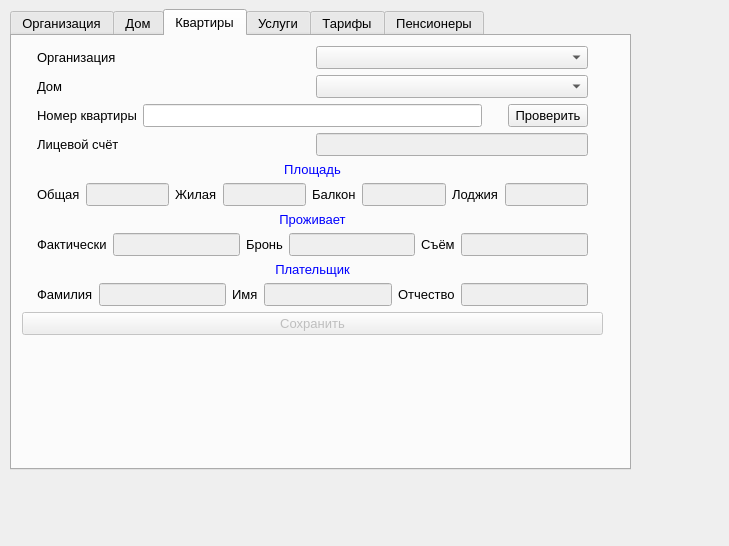
This is adminwindow.ui in MartovKot/ZHSK as Qt 5 draws it before an edit. The edited form follows.
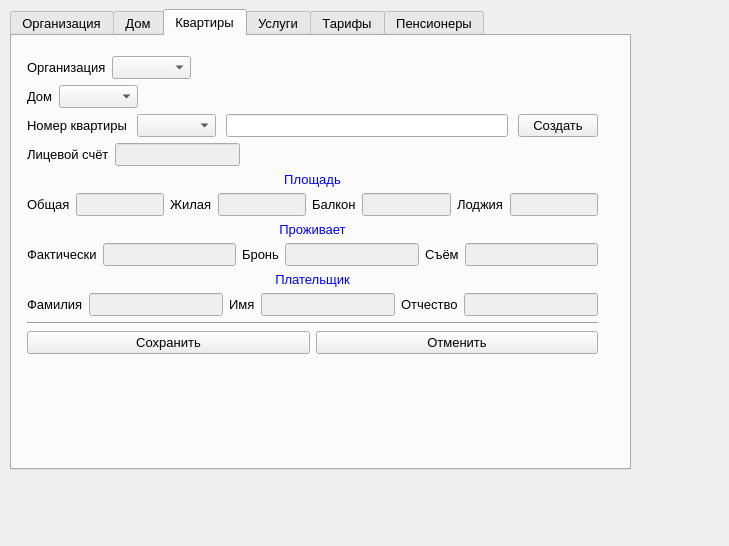
This is the edited form. The open tabs and pages were chosen to show the change.

The edit to the form file:
```diff
--- a/adminwindow.ui
+++ b/adminwindow.ui
@@ -397,28 +397,21 @@
           <x>10</x>
           <y>10</y>
           <width>581</width>
-          <height>359</height>
+          <height>379</height>
          </rect>
         </property>
         <layout class="QVBoxLayout" name="verticalLayout_2">
+         <property name="leftMargin">
+          <number>5</number>
+         </property>
+         <property name="topMargin">
+          <number>10</number>
+         </property>
+         <property name="rightMargin">
+          <number>5</number>
+         </property>
          <item>
           <layout class="QHBoxLayout" name="horizontalLayout_4">
-           <item>
-            <spacer name="horizontalSpacer_16">
-             <property name="orientation">
-              <enum>Qt::Horizontal</enum>
-             </property>
-             <property name="sizeType">
-              <enum>QSizePolicy::Fixed</enum>
-             </property>
-             <property name="sizeHint" stdset="0">
-              <size>
-               <width>15</width>
-               <height>20</height>
-              </size>
-             </property>
-            </spacer>
-           </item>
            <item>
             <widget class="QLabel" name="label_4">
              <property name="text">
@@ -434,12 +427,9 @@
              <property name="orientation">
               <enum>Qt::Horizontal</enum>
              </property>
-             <property name="sizeType">
-              <enum>QSizePolicy::Fixed</enum>
-             </property>
              <property name="sizeHint" stdset="0">
               <size>
-               <width>15</width>
+               <width>40</width>
                <height>20</height>
               </size>
              </property>
@@ -449,22 +439,6 @@
          </item>
          <item>
           <layout class="QHBoxLayout" name="horizontalLayout_5">
-           <item>
-            <spacer name="horizontalSpacer_15">
-             <property name="orientation">
-              <enum>Qt::Horizontal</enum>
-             </property>
-             <property name="sizeType">
-              <enum>QSizePolicy::Fixed</enum>
-             </property>
-             <property name="sizeHint" stdset="0">
-              <size>
-               <width>15</width>
-               <height>20</height>
-              </size>
-             </property>
-            </spacer>
-           </item>
            <item>
             <widget class="QLabel" name="label_5">
              <property name="text">
@@ -476,85 +450,13 @@
             <widget class="QComboBox" name="cmBx_Home_on_App"/>
            </item>
            <item>
-            <spacer name="horizontalSpacer_17">
-             <property name="orientation">
-              <enum>Qt::Horizontal</enum>
-             </property>
-             <property name="sizeType">
-              <enum>QSizePolicy::Fixed</enum>
-             </property>
-             <property name="sizeHint" stdset="0">
-              <size>
-               <width>15</width>
-               <height>20</height>
-              </size>
-             </property>
-            </spacer>
-           </item>
-          </layout>
-         </item>
-         <item>
-          <layout class="QHBoxLayout" name="horizontalLayout_7">
-           <item>
-            <spacer name="horizontalSpacer_13">
-             <property name="orientation">
-              <enum>Qt::Horizontal</enum>
-             </property>
-             <property name="sizeType">
-              <enum>QSizePolicy::Fixed</enum>
-             </property>
-             <property name="sizeHint" stdset="0">
-              <size>
-               <width>15</width>
-               <height>20</height>
-              </size>
-             </property>
-            </spacer>
-           </item>
-           <item>
-            <widget class="QLabel" name="label_11">
-             <property name="text">
-              <string>Номер квартиры</string>
-             </property>
-            </widget>
-           </item>
-           <item>
-            <widget class="QLineEdit" name="lEd_NumApp"/>
-           </item>
-           <item>
             <spacer name="horizontalSpacer_4">
              <property name="orientation">
               <enum>Qt::Horizontal</enum>
              </property>
-             <property name="sizeType">
-              <enum>QSizePolicy::Maximum</enum>
-             </property>
              <property name="sizeHint" stdset="0">
               <size>
-               <width>20</width>
-               <height>20</height>
-              </size>
-             </property>
-            </spacer>
-           </item>
-           <item>
-            <widget class="QPushButton" name="pBtn_Verify">
-             <property name="text">
-              <string>Проверить</string>
-             </property>
-            </widget>
-           </item>
-           <item>
-            <spacer name="horizontalSpacer_14">
-             <property name="orientation">
-              <enum>Qt::Horizontal</enum>
-             </property>
-             <property name="sizeType">
-              <enum>QSizePolicy::Fixed</enum>
-             </property>
-             <property name="sizeHint" stdset="0">
-              <size>
-               <width>15</width>
+               <width>40</width>
                <height>20</height>
               </size>
              </property>
@@ -566,22 +468,37 @@
           <layout class="QVBoxLayout" name="verticalLayout_7">
            <item>
             <layout class="QHBoxLayout" name="horizontalLayout_10">
+             <property name="spacing">
+              <number>10</number>
+             </property>
              <item>
-              <spacer name="horizontalSpacer_9">
-               <property name="orientation">
-                <enum>Qt::Horizontal</enum>
-               </property>
-               <property name="sizeType">
-                <enum>QSizePolicy::Fixed</enum>
-               </property>
-               <property name="sizeHint" stdset="0">
-                <size>
-                 <width>15</width>
-                 <height>20</height>
-                </size>
-               </property>
-              </spacer>
+              <layout class="QHBoxLayout" name="horizontalLayout_7">
+               <item>
+                <widget class="QLabel" name="label_11">
+                 <property name="text">
+                  <string>Номер квартиры</string>
+                 </property>
+                </widget>
+               </item>
+               <item>
+                <widget class="QComboBox" name="cmBx_NumAp_on_Apartament"/>
+               </item>
+               <item>
+                <widget class="QLineEdit" name="lEd_NumApart_onApart"/>
+               </item>
+               <item>
+                <widget class="QPushButton" name="pBtn_NewApartament">
+                 <property name="text">
+                  <string>Создать</string>
+                 </property>
+                </widget>
+               </item>
+              </layout>
              </item>
+            </layout>
+           </item>
+           <item>
+            <layout class="QHBoxLayout" name="horizontalLayout_21">
              <item>
               <widget class="QLabel" name="label_20">
                <property name="text">
@@ -603,16 +520,13 @@
               </widget>
              </item>
              <item>
-              <spacer name="horizontalSpacer_8">
+              <spacer name="horizontalSpacer_5">
                <property name="orientation">
                 <enum>Qt::Horizontal</enum>
                </property>
-               <property name="sizeType">
-                <enum>QSizePolicy::Fixed</enum>
-               </property>
                <property name="sizeHint" stdset="0">
                 <size>
-                 <width>15</width>
+                 <width>40</width>
                  <height>20</height>
                 </size>
                </property>
@@ -701,22 +615,6 @@
              </item>
              <item>
               <layout class="QHBoxLayout" name="horizontalLayout_8">
-               <item>
-                <spacer name="horizontalSpacer_10">
-                 <property name="orientation">
-                  <enum>Qt::Horizontal</enum>
-                 </property>
-                 <property name="sizeType">
-                  <enum>QSizePolicy::Fixed</enum>
-                 </property>
-                 <property name="sizeHint" stdset="0">
-                  <size>
-                   <width>15</width>
-                   <height>20</height>
-                  </size>
-                 </property>
-                </spacer>
-               </item>
                <item>
                 <widget class="QLabel" name="label_13">
                  <property name="text">
@@ -776,22 +674,6 @@
                  </property>
                 </widget>
                </item>
-               <item>
-                <spacer name="horizontalSpacer_7">
-                 <property name="orientation">
-                  <enum>Qt::Horizontal</enum>
-                 </property>
-                 <property name="sizeType">
-                  <enum>QSizePolicy::Fixed</enum>
-                 </property>
-                 <property name="sizeHint" stdset="0">
-                  <size>
-                   <width>15</width>
-                   <height>20</height>
-                  </size>
-                 </property>
-                </spacer>
-               </item>
               </layout>
              </item>
             </layout>
@@ -877,22 +759,6 @@
              </item>
              <item>
               <layout class="QHBoxLayout" name="horizontalLayout_6">
-               <item>
-                <spacer name="horizontalSpacer_11">
-                 <property name="orientation">
-                  <enum>Qt::Horizontal</enum>
-                 </property>
-                 <property name="sizeType">
-                  <enum>QSizePolicy::Fixed</enum>
-                 </property>
-                 <property name="sizeHint" stdset="0">
-                  <size>
-                   <width>15</width>
-                   <height>20</height>
-                  </size>
-                 </property>
-                </spacer>
-               </item>
                <item>
                 <widget class="QLabel" name="label_7">
                  <property name="text">
@@ -935,22 +801,6 @@
                  </property>
                 </widget>
                </item>
-               <item>
-                <spacer name="horizontalSpacer_6">
-                 <property name="orientation">
-                  <enum>Qt::Horizontal</enum>
-                 </property>
-                 <property name="sizeType">
-                  <enum>QSizePolicy::Fixed</enum>
-                 </property>
-                 <property name="sizeHint" stdset="0">
-                  <size>
-                   <width>15</width>
-                   <height>20</height>
-                  </size>
-                 </property>
-                </spacer>
-               </item>
               </layout>
              </item>
             </layout>
@@ -1036,22 +886,6 @@
              </item>
              <item>
               <layout class="QHBoxLayout" name="horizontalLayout_9">
-               <item>
-                <spacer name="horizontalSpacer_12">
-                 <property name="orientation">
-                  <enum>Qt::Horizontal</enum>
-                 </property>
-                 <property name="sizeType">
-                  <enum>QSizePolicy::Fixed</enum>
-                 </property>
-                 <property name="sizeHint" stdset="0">
-                  <size>
-                   <width>15</width>
-                   <height>20</height>
-                  </size>
-                 </property>
-                </spacer>
-               </item>
                <item>
                 <widget class="QLabel" name="label_17">
                  <property name="text">
@@ -1094,36 +928,41 @@
                  </property>
                 </widget>
                </item>
-               <item>
-                <spacer name="horizontalSpacer_5">
-                 <property name="orientation">
-                  <enum>Qt::Horizontal</enum>
-                 </property>
-                 <property name="sizeType">
-                  <enum>QSizePolicy::Fixed</enum>
-                 </property>
-                 <property name="sizeHint" stdset="0">
-                  <size>
-                   <width>15</width>
-                   <height>20</height>
-                  </size>
-                 </property>
-                </spacer>
-               </item>
               </layout>
              </item>
             </layout>
            </item>
            <item>
-            <widget class="QPushButton" name="pBtn_Save">
-             <property name="enabled">
-              <bool>false</bool>
-             </property>
-             <property name="text">
-              <string>Сохранить</string>
+            <widget class="Line" name="line_2">
+             <property name="orientation">
+              <enum>Qt::Horizontal</enum>
              </property>
             </widget>
            </item>
+           <item>
+            <layout class="QHBoxLayout" name="horizontalLayout_19">
+             <property name="topMargin">
+              <number>0</number>
+             </property>
+             <item>
+              <widget class="QPushButton" name="pBtn_Save">
+               <property name="enabled">
+                <bool>true</bool>
+               </property>
+               <property name="text">
+                <string>Сохранить</string>
+               </property>
+              </widget>
+             </item>
+             <item>
+              <widget class="QPushButton" name="pBtn_Cancel_onApart">
+               <property name="text">
+                <string>Отменить</string>
+               </property>
+              </widget>
+             </item>
+            </layout>
+           </item>
            <item>
             <spacer name="verticalSpacer">
              <property name="orientation">
```
Left out of the diff: 43 changed lines with no effect on the pictures.
